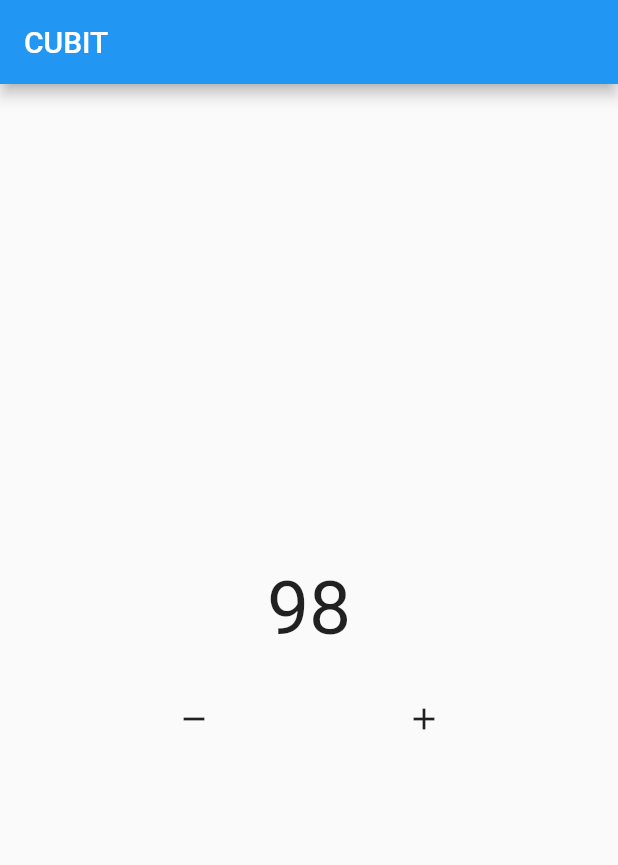
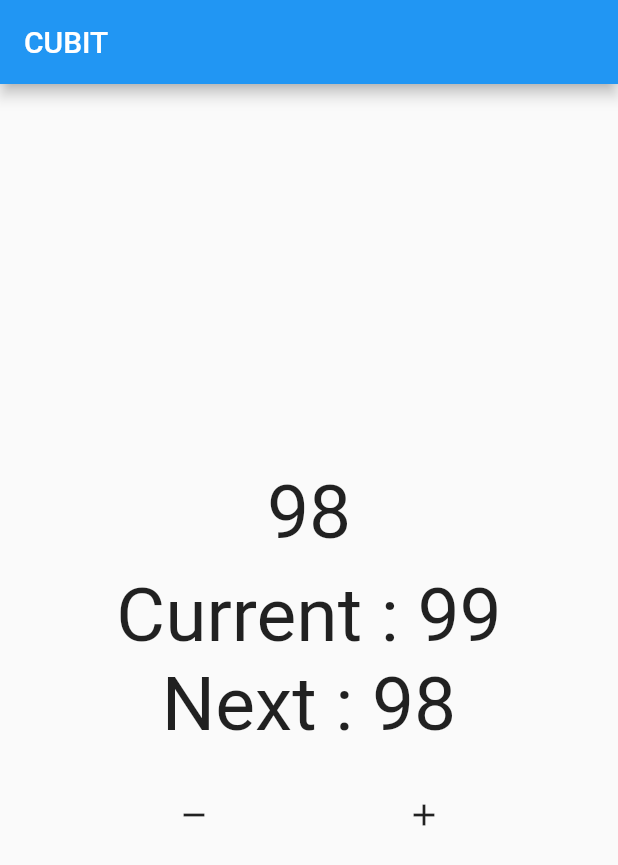
Before and after one commit to apiiRR/bloc-flutter, a Flutter app: the screen it shows after launch, after a tap on the "remove" icon, on a phone screen of 412 x 824 dp. Shown: the top 865 px of the screen. Run offline on Flutter 3.47's test engine with Material 2 defaults, Android fonts, the phone set to English and light mode, and no system bars; our stand-ins replace bloc.

Commit message:
observer cubit

```diff
--- a/basic_cubit_2/lib/main.dart
+++ b/basic_cubit_2/lib/main.dart
@@ -26,12 +26,22 @@ class CounterCubit extends Cubit<int> {
 
   int initialData;
 
+  int? current;
+  int? next;
+
   void tambahData() {
     emit(state + 1);
   }
 
   void kurangData() {
     emit(state - 1);
+  }
+
+  @override
+  void onChange(Change<int> change) {
+    super.onChange(change);
+    current = change.currentState;
+    next = change.nextState;
   }
 }
 
@@ -66,9 +76,24 @@ class MyHomePage extends StatelessWidget {
                 //   );
                 // }
                 return Center(
-                  child: Text(
-                    "${snap.data}",
-                    style: const TextStyle(fontSize: 50),
+                  child: Column(
+                    children: [
+                      Text(
+                        "${snap.data}",
+                        style: const TextStyle(fontSize: 50),
+                      ),
+                      const SizedBox(
+                        height: 10,
+                      ),
+                      Text(
+                        "Current : ${myCounter.current}",
+                        style: const TextStyle(fontSize: 50),
+                      ),
+                      Text(
+                        "Next : ${myCounter.next}",
+                        style: const TextStyle(fontSize: 50),
+                      ),
+                    ],
                   ),
                 );
               }),
```
